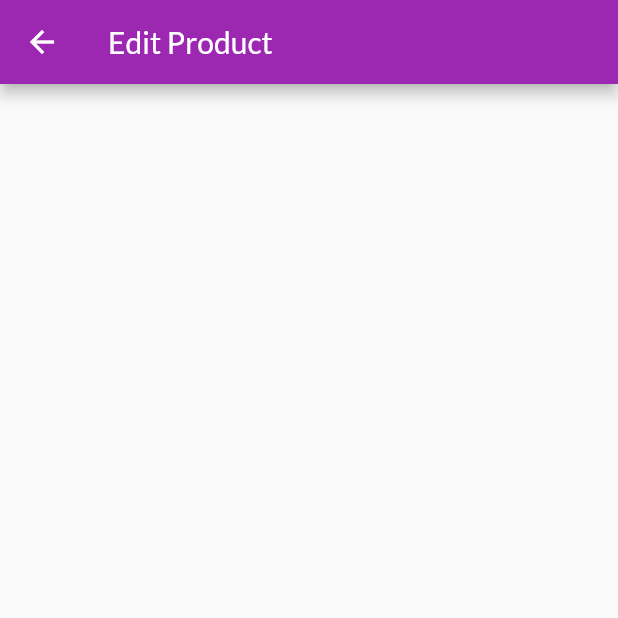
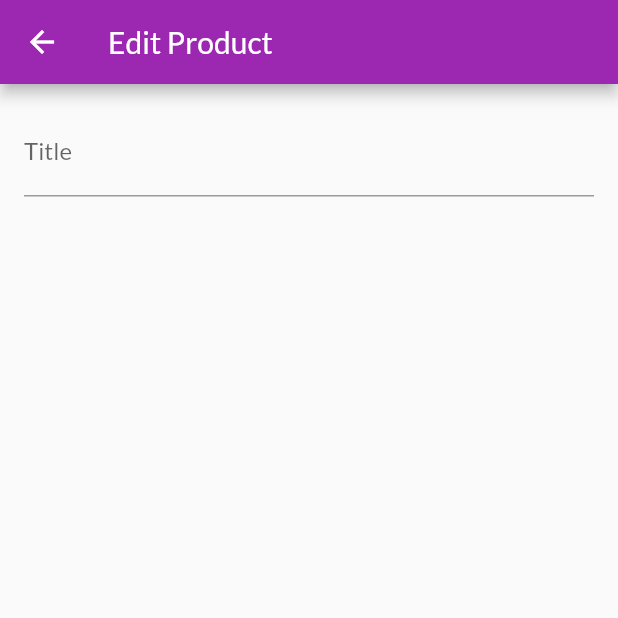
Before and after one commit to nicoproto/shop_flutter_app, a Flutter app: the EditProductScreen screen opened directly, on a phone screen of 412 x 824 dp, the top half of it. Run offline on Flutter 3.47's test engine with Material 2 defaults, Android fonts, the phone set to English and light mode, and no system bars; statements that could not run were skipped.

Commit message:
Using Forms & Working with Form Inputs

```diff
--- a/lib/main.dart
+++ b/lib/main.dart
@@ -5,6 +5,7 @@ import './providers/products.dart';
 import './providers/cart.dart';
 import './providers/orders.dart';
 
+import '../screens/edit_product_screen.dart';
 import './screens/user_products_screen.dart';
 import './screens/orders_screen.dart';
 import './screens/product_detail_screen.dart';
@@ -35,6 +36,7 @@ class MyApp extends StatelessWidget {
           CartScreen.routeName: (ctx) => CartScreen(),
           OrdersScreen.routeName: (ctx) => OrdersScreen(),
           UserProductsScreen.routeName: (ctx) => UserProductsScreen(),
+          EditProductScreen.routeName: (ctx) => EditProductScreen(),
         },
       ),
     );
--- a/lib/screens/edit_product_screen.dart
+++ b/lib/screens/edit_product_screen.dart
@@ -1,6 +1,8 @@
 import 'package:flutter/material.dart';
 
 class EditProductScreen extends StatefulWidget {
+  static const routeName = '/edit-product';
+
   @override
   _EditProductScreenState createState() => _EditProductScreenState();
 }
@@ -12,7 +14,21 @@ class _EditProductScreenState extends State<EditProductScreen> {
       appBar: AppBar(
         title: Text('Edit Product'),
       ),
-      body: Container(),
+      body: Padding(
+        padding: const EdgeInsets.all(16.0),
+        child: Form(
+          child: ListView(
+            children: <Widget>[
+              TextFormField(
+                decoration: InputDecoration(
+                  labelText: 'Title',
+                ),
+                textInputAction: TextInputAction.next,
+              ),
+            ],
+          ),
+        ),
+      ),
     );
   }
 }
--- a/lib/screens/user_products_screen.dart
+++ b/lib/screens/user_products_screen.dart
@@ -1,5 +1,6 @@
 import 'package:flutter/material.dart';
 import 'package:provider/provider.dart';
+import 'package:shop_flutter_app/screens/edit_product_screen.dart';
 
 import '../widgets/app_drawer.dart';
 import '../widgets/user_product_item.dart';
@@ -17,7 +18,9 @@ class UserProductsScreen extends StatelessWidget {
         title: const Text('Your Products'),
         actions: <Widget>[
           IconButton(
-            onPressed: () {},
+            onPressed: () {
+              Navigator.of(context).pushNamed(EditProductScreen.routeName);
+            },
             icon: const Icon(Icons.add),
           ),
         ],
```
